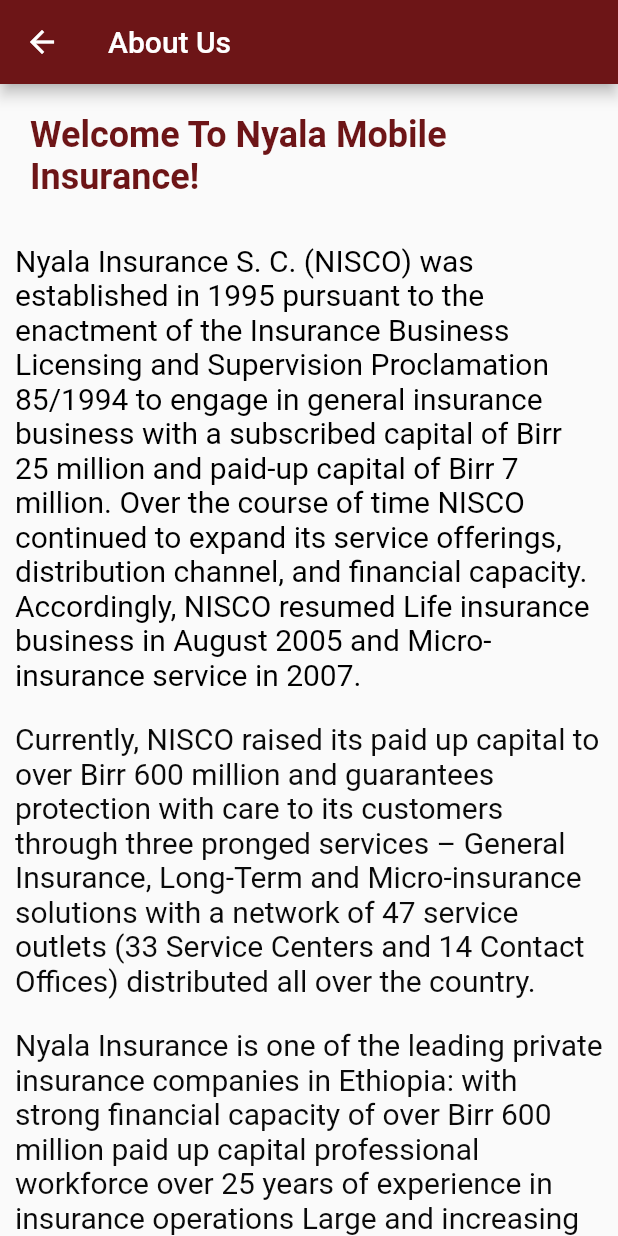
After one commit to est422/InsuranceMobileApp, a Flutter app: the screen it shows after launch, after a tap on the "menu" icon, after a tap on "About Us", on a phone screen of 412 x 824 dp. The commit adds this screen. Run offline on Flutter 3.47's test engine with Material 2 defaults, Android fonts, the phone set to English and light mode, and no system bars; our stand-ins replace camera, device_info_plus, firebase_auth, firebase_core; missing offline and left inert: otp, storage_info; accounts and stored records are empty.

Commit message:
changed new online db

```diff
--- /dev/null
+++ b/lib/AboutUs.dart
@@ -0,0 +1,89 @@
+import 'package:flutter/material.dart';
+import 'Register.dart';
+import 'Login.dart';
+
+class AboutUs extends StatelessWidget {
+  const AboutUs({super.key});
+
+  @override
+  Widget build(BuildContext context) {
+    return Scaffold(
+        appBar: AppBar(
+          backgroundColor: const Color.fromRGBO(109, 21, 23, 1),
+          // iconTheme: const IconThemeData(color: Color.fromRGBO(109, 21, 23, 1)),
+          title: const Text('About Us'),
+        ),
+        body: SingleChildScrollView(
+          child: Column(
+            children: [
+              Container(
+                margin: const EdgeInsets.all(20),
+                alignment: Alignment.center,
+                child: const Text(
+                  'Welcome To Nyala Mobile Insurance!',
+                  style: TextStyle(
+                      color: Color.fromRGBO(109, 21, 23, 1),
+                      fontWeight: FontWeight.bold,
+                      fontSize: 24.0),
+                ),
+              ),
+              Container(
+                alignment: Alignment.centerLeft,
+                margin: const EdgeInsets.all(10.0),
+                child: const Text(
+                  'Nyala Insurance S. C. (NISCO) was established in 1995 pursuant to the enactment of the Insurance Business Licensing and Supervision Proclamation 85/1994 to engage in general insurance business with a subscribed capital of Birr 25 million and paid-up capital of Birr 7 million. Over the course of time NISCO continued to expand its service offerings, distribution channel, and financial capacity. Accordingly, NISCO resumed Life insurance business in August 2005 and Micro-insurance service in 2007.',
+                  style: TextStyle(
+                      fontSize: 20.0,
+                      color: Colors.black,
+                      fontWeight: FontWeight.normal),
+                ),
+              ),
+              Container(
+                margin: const EdgeInsets.all(10.0),
+                alignment: Alignment.centerLeft,
+                child: const Text(
+                  'Currently, NISCO raised its paid up capital to over Birr 600 million and guarantees protection with care to its customers through three pronged services – General Insurance, Long-Term and Micro-insurance solutions with a network of 47 service outlets (33 Service Centers and 14 Contact Offices) distributed all over the country.',
+                  style: TextStyle(
+                      color: Color.fromARGB(255, 10, 10, 10),
+                      fontWeight: FontWeight.normal,
+                      fontSize: 20.0),
+                ),
+              ),
+              Container(
+                margin: const EdgeInsets.all(10.0),
+                alignment: Alignment.centerLeft,
+                child: const Text(
+                  'Nyala Insurance is one of the leading private insurance companies in Ethiopia: with strong financial capacity of over Birr 600 million paid up capital professional workforce over 25 years of experience in insurance operations Large and increasing customer base, annual turnover and amount of risk covered Recent trends show that NISCO’s sales performance is growing remarkably, in spite of the ever challenging marketing environment the industry has witnessed.',
+                  style: TextStyle(
+                      color: Color.fromARGB(255, 10, 10, 10),
+                      fontWeight: FontWeight.normal,
+                      fontSize: 20.0),
+                ),
+              ),
+              Container(
+                margin: const EdgeInsets.all(10.0),
+                alignment: Alignment.center,
+                child: const Text(
+                  'Mobile Insurance!',
+                  style: TextStyle(
+                      color: Color.fromRGBO(109, 21, 23, 1),
+                      fontWeight: FontWeight.bold,
+                      fontSize: 24.0),
+                ),
+              ),
+              Container(
+                margin: const EdgeInsets.all(10.0),
+                alignment: Alignment.centerLeft,
+                child: const Text(
+                  'What is the first fear you have when you accidentally drop your phone? Fingers crossed, you hope your screen has not cracked or faced any damage, right? Screen damage seems to be one of the most common damages phones face today. Both in Ethiopia and in the rest of the world. That is why, we have created a mobile insurance product that takes care of just that, efficiently! Whether you have an old or new phone and no matter where you are in the county and regardless of who is using your phone. A mobile insurance by Nyala is a one of a kind online mobile insurance policy, that will always have your back, cover for your phone and ensure your pocket does not face any dents or damages.',
+                  style: TextStyle(
+                      color: Color.fromARGB(255, 10, 10, 10),
+                      fontWeight: FontWeight.normal,
+                      fontSize: 20.0),
+                ),
+              ),
+            ],
+          ),
+        ));
+  }
+}
--- a/lib/MobileInfo.dart
+++ b/lib/MobileInfo.dart
@@ -35,7 +35,7 @@
         // iconTheme: const IconThemeData(color: Color.fromRGBO(109, 21, 23, 1)),
         title: const Text('Test Device'),
       ),
-      body: Center(
+      body: SingleChildScrollView(
         child: Column(
           children: [
             Container(
--- a/lib/main.dart
+++ b/lib/main.dart
@@ -1,4 +1,8 @@
 import 'package:flutter/material.dart';
+import 'package:insurance_app/AboutUs.dart';
+import 'package:insurance_app/ContactUs.dart';
+import 'package:insurance_app/Policy.dart';
+import 'package:insurance_app/Register.dart';
 import 'mainSection.dart';
 import 'package:firebase_core/firebase_core.dart';
 import 'LandingPage.dart';
@@ -42,8 +46,8 @@
         endDrawer: Drawer(
           child: ListView(
             padding: EdgeInsets.zero,
-            children: const <Widget>[
-              DrawerHeader(
+            children: <Widget>[
+              const DrawerHeader(
                 decoration: BoxDecoration(
                   color: Colors.white,
                 ),
@@ -55,25 +59,41 @@
                   ),
                 ),
               ),
-              ListTile(
+              const ListTile(
                 // leading: Icon(Icons.message),
                 title: Text('Home'),
               ),
               ListTile(
                 // leading: Icon(Icons.account_circle),
-                title: Text('About Us'),
+                title: const Text('About Us'),
+                onTap: () => Navigator.push(
+                  context,
+                  MaterialPageRoute(builder: (context) => const AboutUs()),
+                ),
               ),
               ListTile(
                 // leading: Icon(Icons.settings),
-                title: Text('Policy'),
+                title: const Text('Policy'),
+                onTap: () => Navigator.push(
+                  context,
+                  MaterialPageRoute(builder: (context) => const Policy()),
+                ),
               ),
               ListTile(
                 // leading: Icon(Icons.settings),
-                title: Text('Contact Us'),
+                title: const Text('Contact Us'),
+                onTap: () => Navigator.push(
+                  context,
+                  MaterialPageRoute(builder: (context) => const ContactUs()),
+                ),
               ),
               ListTile(
                 // leading: Icon(Icons.settings),
-                title: Text('Sign Up'),
+                title: const Text('Sign Up'),
+                onTap: () => Navigator.push(
+                  context,
+                  MaterialPageRoute(builder: (context) => const Register()),
+                ),
               ),
             ],
           ),
--- a/pubspec.yaml
+++ b/pubspec.yaml
@@ -41,6 +41,8 @@
   http: ^0.13.5
   storage_info: ^0.0.1
   otp: ^3.1.3
+  # camera: ^0.10.2+1
+  camera:
 
 dev_dependencies:
   flutter_test:
```
Also changed, not shown: lib/CameraTest.dart (added, +110 -0 lines), lib/ContactUs.dart (added, +153 -0 lines), lib/Policy.dart (added, +87 -0 lines), lib/TestDevice.dart (+37 -15 lines), pubspec.lock, 3 other files.
